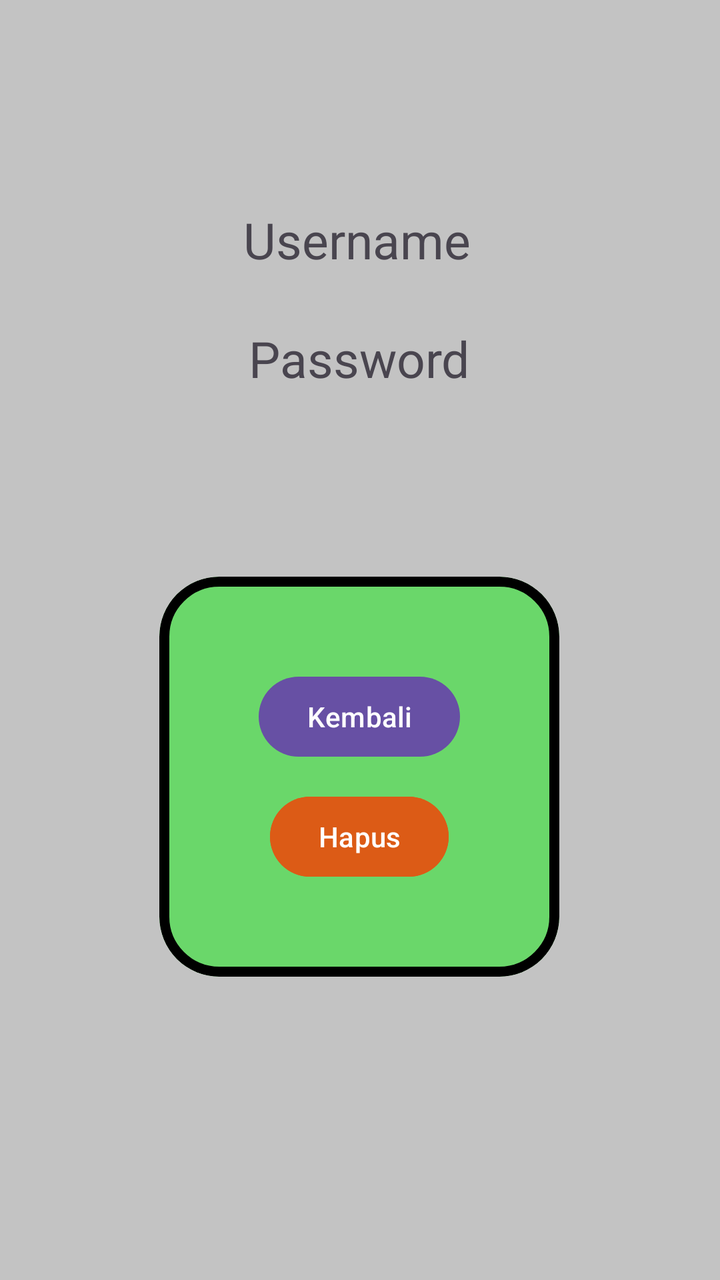
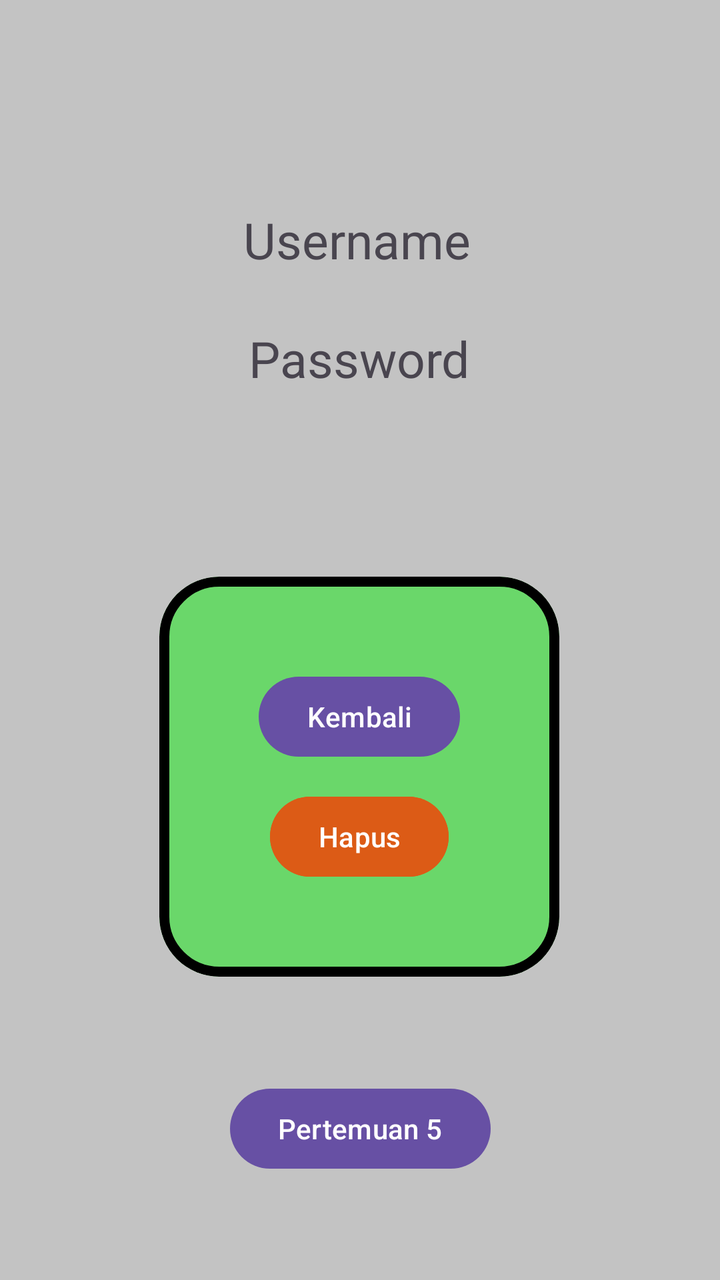

Before-and-after screenshots of an Android layout around one commit, followed by the original layout XML and the change that was made.
<!-- AndroidManifest.xml: application theme Theme.GedeAbhita -->
<!-- res/layout/activity_main.xml -->
<?xml version="1.0" encoding="utf-8"?>
<androidx.constraintlayout.widget.ConstraintLayout xmlns:android="http://schemas.android.com/apk/res/android"
    xmlns:app="http://schemas.android.com/apk/res-auto"
    xmlns:tools="http://schemas.android.com/tools"
    android:id="@+id/main"
    android:layout_width="match_parent"

    android:background="#C3C3C3"
    android:layout_height="match_parent"
    tools:context=".MainActivity">

    <TextView
        android:id="@+id/txtUsername"
        android:layout_width="wrap_content"
        android:layout_height="wrap_content"
        android:text="Username"
        android:textSize="25sp"
        app:layout_constraintBottom_toTopOf="@+id/txtPassword"
        app:layout_constraintEnd_toEndOf="parent"
        app:layout_constraintHorizontal_bias="0.494"
        app:layout_constraintStart_toStartOf="parent"
        app:layout_constraintTop_toTopOf="parent"
        app:layout_constraintVertical_bias="0.8" />



    <TextView
        android:id="@+id/txtPassword"
        android:layout_width="wrap_content"
        android:layout_height="wrap_content"
        android:layout_marginBottom="444dp"
        android:text="Password"
        android:textSize="25sp"
        app:layout_constraintBottom_toBottomOf="parent"
        app:layout_constraintEnd_toEndOf="parent"
        app:layout_constraintHorizontal_bias="0.498"
        app:layout_constraintStart_toStartOf="parent" />



    <com.google.android.material.card.MaterialCardView
        android:layout_width="200dp"
        android:layout_height="200dp"
        app:layout_constraintBottom_toBottomOf="parent"
        app:layout_constraintEnd_toEndOf="parent"
        android:elevation="1dp"
        app:cardCornerRadius="30dp"
        app:cardBackgroundColor="#6AD76A"
        app:strokeColor="@color/black"
        app:strokeWidth="5dp"
        app:layout_constraintHorizontal_bias="0.497"
        app:layout_constraintStart_toStartOf="parent"
        app:layout_constraintTop_toBottomOf="@+id/txtPassword"
        app:layout_constraintVertical_bias="0.378">

        <androidx.constraintlayout.widget.ConstraintLayout
            android:layout_width="match_parent"
            android:layout_height="match_parent"
            android:layout_margin="10dp">

            <Button
                android:id="@+id/btnSnackBar"
                android:layout_width="wrap_content"
                android:layout_height="wrap_content"
                android:layout_marginTop="36dp"
                android:text="Kembali"
                app:layout_constraintEnd_toEndOf="parent"
                app:layout_constraintStart_toStartOf="parent"
                app:layout_constraintTop_toTopOf="parent" />

            <Button
                android:id="@+id/btnAlert"
                android:layout_width="wrap_content"
                android:layout_height="wrap_content"
                android:layout_marginBottom="36dp"
                android:backgroundTint="#DC5B16"
                android:text="Hapus"
                app:layout_constraintBottom_toBottomOf="parent"
                app:layout_constraintEnd_toEndOf="parent"
                app:layout_constraintStart_toStartOf="parent"
                app:layout_constraintTop_toBottomOf="@+id/btnSnackBar"
                app:layout_constraintVertical_bias="1.0" />


        </androidx.constraintlayout.widget.ConstraintLayout>


    </com.google.android.material.card.MaterialCardView>


</androidx.constraintlayout.widget.ConstraintLayout>
<!-- resources referenced by this layout -->
<resources>
  <color name="black">#FF000000</color>
  <style name="Theme.GedeAbhita" parent="Base.Theme.GedeAbhita" />
  <style name="Base.Theme.GedeAbhita" parent="Theme.Material3.DayNight.NoActionBar">
          
          
      </style>
</resources>

<!-- the commit's change to res/layout/activity_main.xml (unified diff, before → after) -->
@@ -37,21 +37,21 @@
         app:layout_constraintStart_toStartOf="parent" />
 
 
-
     <com.google.android.material.card.MaterialCardView
+        android:id="@+id/materialCardView"
         android:layout_width="200dp"
         android:layout_height="200dp"
+        android:elevation="1dp"
+        app:cardBackgroundColor="#6AD76A"
+        app:cardCornerRadius="30dp"
         app:layout_constraintBottom_toBottomOf="parent"
         app:layout_constraintEnd_toEndOf="parent"
-        android:elevation="1dp"
-        app:cardCornerRadius="30dp"
-        app:cardBackgroundColor="#6AD76A"
-        app:strokeColor="@color/black"
-        app:strokeWidth="5dp"
         app:layout_constraintHorizontal_bias="0.497"
         app:layout_constraintStart_toStartOf="parent"
         app:layout_constraintTop_toBottomOf="@+id/txtPassword"
-        app:layout_constraintVertical_bias="0.378">
+        app:layout_constraintVertical_bias="0.378"
+        app:strokeColor="@color/black"
+        app:strokeWidth="5dp">
 
         <androidx.constraintlayout.widget.ConstraintLayout
             android:layout_width="match_parent"
@@ -87,5 +87,15 @@
 
     </com.google.android.material.card.MaterialCardView>
 
+    <Button
+        android:id="@+id/btnlima"
+        android:layout_width="wrap_content"
+        android:layout_height="wrap_content"
+        android:text="Pertemuan 5"
+        app:layout_constraintBottom_toBottomOf="parent"
+        app:layout_constraintEnd_toEndOf="parent"
+        app:layout_constraintStart_toStartOf="parent"
+        app:layout_constraintTop_toBottomOf="@+id/materialCardView" />
+
 
 </androidx.constraintlayout.widget.ConstraintLayout>
